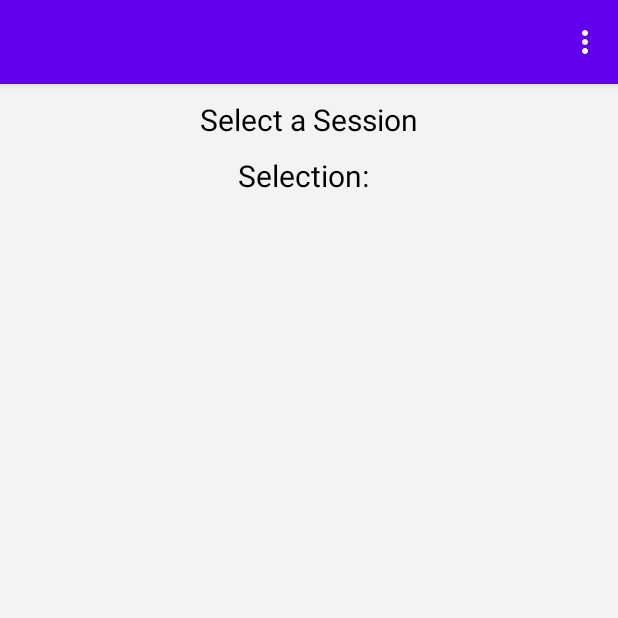
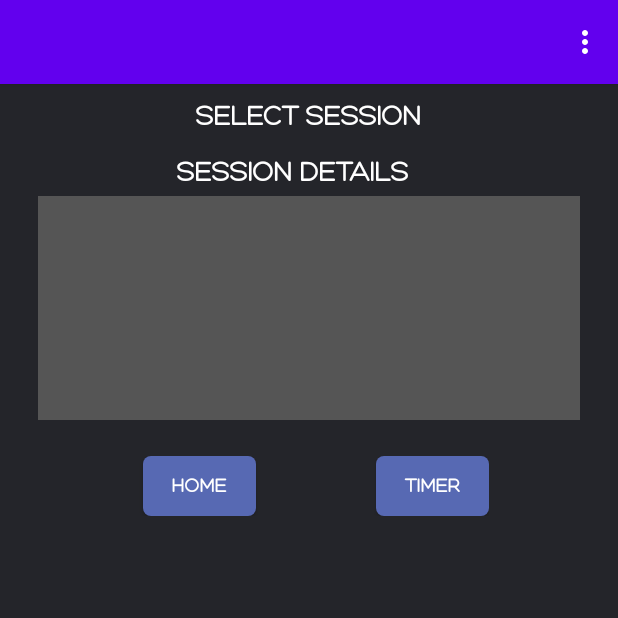
Before and after one commit to tajunk/Fitness-App--Android-, an Android app: the ViewActivity screen opened directly, with no data from a screen before it, on a phone screen of 412 x 824 dp, the top half of it. Run offline under Robolectric (Android 15) with nearby library versions, the phone set to English and light mode, and no system bars.

Commit message:
Visual update complete

```diff
--- a/FitLab/app/src/main/java/com/example/fitlab/TriggerActivity.java
+++ b/FitLab/app/src/main/java/com/example/fitlab/TriggerActivity.java
@@ -66,7 +66,7 @@ public class TriggerActivity extends AppCompatActivity implements AdapterView.On
         myDb = new DBManager(this);
 
         stopWatch = findViewById(R.id.stop_watch);
-        stopWatch.setTypeface(ResourcesCompat.getFont(this, R.font.alba____));
+        stopWatch.setTypeface(ResourcesCompat.getFont(this, R.font.primitive));
         stopWatch.setFormat("%s");
         stopWatch.setBase(SystemClock.elapsedRealtime());
 
--- a/FitLab/app/src/main/java/com/example/fitlab/ViewActivity.java
+++ b/FitLab/app/src/main/java/com/example/fitlab/ViewActivity.java
@@ -12,6 +12,7 @@ import android.view.MenuInflater;
 import android.view.MenuItem;
 import android.view.View;
 import android.widget.AdapterView;
+import android.widget.Button;
 import android.widget.ListView;
 import android.widget.TextView;
 import android.widget.Toast;
@@ -23,6 +24,8 @@ public class ViewActivity extends AppCompatActivity implements AdapterView.OnIte
     DBManager myDb;
     TextView selectedSession;
     ListView displayedSessions;
+    Button btnHome;
+    Button btnTimer;
 
     @Override
     protected void onCreate(Bundle savedInstanceState)
@@ -46,6 +49,23 @@ public class ViewActivity extends AppCompatActivity implements AdapterView.OnIte
                 String sessionName = session.getListName();
                 selectedSession.setText(sessionName);
                 loadLapsListView(sessionName);
+            }
+        });
+        btnHome = (Button)findViewById(R.id.home_button);
+        btnTimer = (Button)findViewById(R.id.timer_button);
+
+        btnHome.setOnClickListener(new View.OnClickListener() {
+        @Override
+        public void onClick(View view) {
+            Intent intent = new Intent(ViewActivity.this, MainActivity.class);
+            startActivity(intent);
+        }
+    });
+        btnTimer.setOnClickListener(new View.OnClickListener() {
+            @Override
+            public void onClick(View view) {
+                Intent intent = new Intent(ViewActivity.this, TriggerActivity.class);
+                startActivity(intent);
             }
         });
     }
--- a/FitLab/app/src/main/res/drawable/button_style.xml
+++ b/FitLab/app/src/main/res/drawable/button_style.xml
@@ -5,7 +5,7 @@
             <size android:width="5dp" android:height="5dp" />
             <stroke android:color="#b6b6b6" />
             <solid android:color="#5769b3" />
-            <corners android:radius="34px" />
+            <corners android:radius="8px" />
         </shape>
     </item>
     <item android:state_pressed="true">
@@ -13,7 +13,7 @@
             <size android:width="5dp" android:height="5dp" />
             <stroke android:color="#b6b6b6" />
             <solid android:color="#4c5b97" />
-            <corners android:radius="26px" />
+            <corners android:radius="14px" />
         </shape>
     </item>
 </selector>
--- a/FitLab/app/src/main/res/layout/activity_splash.xml
+++ b/FitLab/app/src/main/res/layout/activity_splash.xml
@@ -19,8 +19,10 @@
         android:layout_width="wrap_content"
         android:layout_height="wrap_content"
         android:layout_marginBottom="52dp"
-        android:text="App created by Taylor Awde"
-        android:textSize="19dp"
+        android:text="Created by Taylor Awde"
+        android:fontFamily="@font/traffolight"
+        android:textSize="22dp"
+        android:textColor="@color/colorBlack"
         app:layout_constraintBottom_toBottomOf="parent"
         app:layout_constraintEnd_toEndOf="@+id/background_image"
         app:layout_constraintStart_toStartOf="@id/background_image">
--- a/FitLab/app/src/main/res/layout/activity_trigger.xml
+++ b/FitLab/app/src/main/res/layout/activity_trigger.xml
@@ -10,9 +10,10 @@
         android:layout_width="wrap_content"
         android:layout_height="70dp"
         android:layout_gravity="center_horizontal"
-        android:fontFamily="@font/alba____"
+        android:fontFamily="@font/primitive"
         android:textColor="#fff"
-        android:layout_marginTop="-5dp"
+        android:layout_marginTop="2dp"
+        android:layout_marginBottom="-10dp"
         android:textSize="48sp" />
 
     <LinearLayout
--- a/FitLab/app/src/main/res/layout/activity_view.xml
+++ b/FitLab/app/src/main/res/layout/activity_view.xml
@@ -5,7 +5,7 @@
     android:layout_width="match_parent"
     android:layout_height="match_parent"
     android:orientation="vertical"
-    android:background="@color/colorBack">
+    android:background="#24252a">
     <LinearLayout
         android:layout_width="wrap_content"
         android:layout_height="wrap_content"
@@ -19,12 +19,14 @@
             android:id="@+id/sessions_main"
             android:layout_width="wrap_content"
             android:layout_height="wrap_content"
-            android:text="Select a Session"
+            android:text="SELECT SESSION"
             android:layout_gravity="center_horizontal"
+            android:paddingBottom="5dp"
             android:textSize="20sp"
-            android:textColor="@color/colorBlack"/>
+            android:textColor="#fff"
+            android:fontFamily="@font/traffolight"/>
         <ScrollView
-            android:layout_width="300dp"
+            android:layout_width="240dp"
             android:layout_height="wrap_content"
             android:fillViewport="true">
             <ListView
@@ -32,6 +34,7 @@
                 android:layout_width="wrap_content"
                 android:layout_height="215dp"
                 android:fadeScrollbars="false"
+                android:background="#555555"
                 android:scrollbarAlwaysDrawVerticalTrack="true" /></ScrollView>
     </LinearLayout>
     <LinearLayout
@@ -43,10 +46,11 @@
             android:id="@+id/laps_main"
             android:layout_width="wrap_content"
             android:layout_height="wrap_content"
-            android:text="Selection: "
+            android:text="SESSION DETAILS "
             android:layout_gravity="center_horizontal"
             android:textSize="20sp"
-            android:textColor="@color/colorBlack"/>
+            android:textColor="#fff"
+            android:fontFamily="@font/traffolight"/>
         <TextView
             android:id="@+id/view_session_box"
             android:layout_width="wrap_content"
@@ -54,8 +58,9 @@
             android:text=""
             android:layout_gravity="center_horizontal"
             android:textSize="20sp"
-            android:padding="2px"
-            android:textColor="@color/colorBlack"/>
+            android:paddingLeft="15dp"
+            android:textColor="#a6bdcc"
+            android:fontFamily="@font/traffolight"/>
     </LinearLayout>
     <LinearLayout
         android:layout_width="wrap_content"
@@ -67,15 +72,57 @@
         android:paddingRight="20dp"
         android:paddingBottom="5dp">
         <ScrollView
-            android:layout_width="300dp"
+            android:layout_width="wrap_content"
             android:layout_height="160dp"
             android:fillViewport="true">
-            <ListView
-                android:id="@+id/overall_lap_view"
-                android:layout_width="wrap_content"
-                android:layout_height="160dp"
-                android:fadeScrollbars="false"
-                android:scrollbarAlwaysDrawVerticalTrack="true" /></ScrollView>
+
+        <ListView
+            android:id="@+id/overall_lap_view"
+            android:layout_width="wrap_content"
+            android:layout_height="160dp"
+            android:fadeScrollbars="false"
+            android:layout_margin="5dp"
+            android:background="#555555"
+            android:scrollbarAlwaysDrawVerticalTrack="true" />
+        </ScrollView>
+    </LinearLayout>
+    <LinearLayout
+        android:layout_width="wrap_content"
+        android:layout_height="40dp"
+        android:layout_gravity="center"
+        android:layout_marginTop="8dp"
+        android:layout_marginBottom="2dp"
+        android:orientation="horizontal"
+        android:paddingLeft="8dp"
+        android:paddingRight="8dp">
+        <Button
+            android:id="@+id/home_button"
+            android:layout_width="75dp"
+            android:layout_height="40dp"
+            android:layout_gravity="center_horizontal"
+            android:layout_marginLeft="10dp"
+            android:layout_marginBottom="10dp"
+            android:background="@drawable/button_style"
+            android:paddingLeft="15sp"
+            android:paddingRight="15sp"
+            android:text="HOME"
+            android:textColor="#fff"
+            android:fontFamily="@font/traffolight"
+            android:textSize="14sp" />
+        <Button
+            android:id="@+id/timer_button"
+            android:layout_width="75dp"
+            android:layout_height="40dp"
+            android:layout_gravity="center_horizontal"
+            android:layout_marginLeft="80dp"
+            android:layout_marginBottom="10dp"
+            android:background="@drawable/button_style"
+            android:paddingLeft="15sp"
+            android:paddingRight="15sp"
+            android:text="TIMER"
+            android:textColor="#fff"
+            android:fontFamily="@font/traffolight"
+            android:textSize="14sp" />
     </LinearLayout>
 
 </LinearLayout>
```
Also changed, not shown: FitLab/app/src/main/res/font/traff.xml (deleted, +0 -7 lines), FitLab/app/src/main/res/layout/activity_main.xml (+21 -20 lines), FitLab/app/src/main/res/layout/item_layout.xml (+6 -3 lines), FitLab/app/src/main/res/layout/session_layout.xml (+16 -1 lines), FitLab/app/src/main/res/drawable-xxhdpi/graphicnew.png (added), FitLab/app/src/main/res/drawable/welcomebubble.png (deleted), FitLab/app/src/main/res/font/air_mitalic.ttf (deleted), FitLab/app/src/main/res/font/airmill_o.ttf (deleted), FitLab/app/src/main/res/font/alba____.TTF (deleted), FitLab/app/src/main/res/font/albas.TTF (deleted), FitLab/app/src/main/res/font/primitive.ttf (added).
